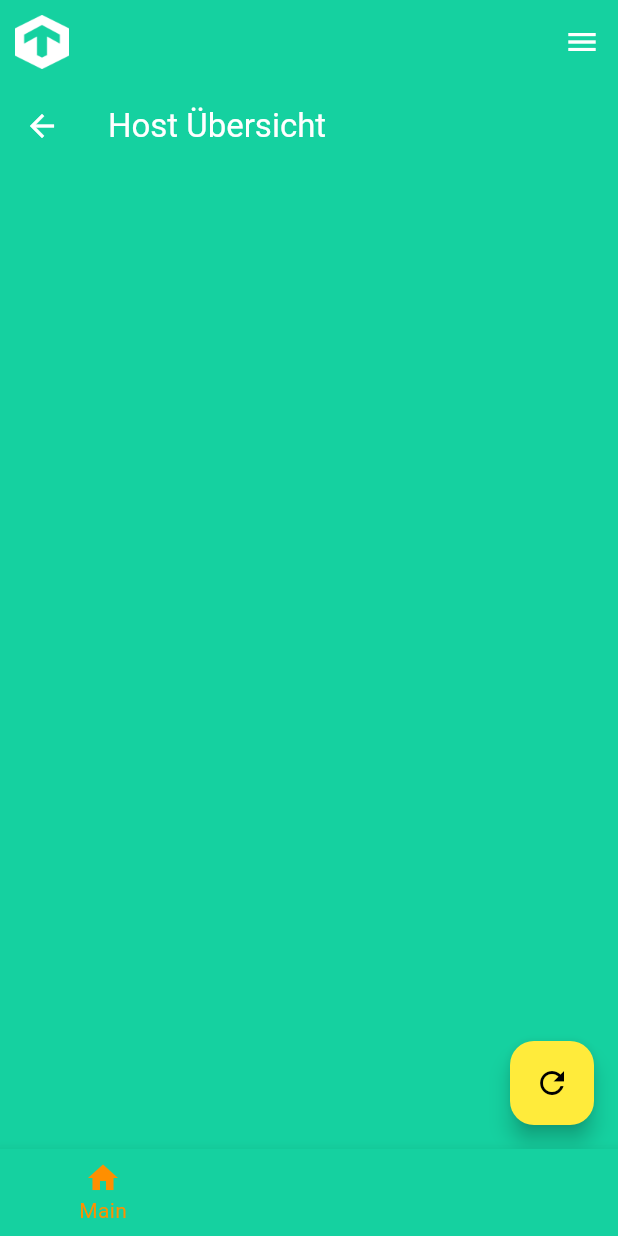
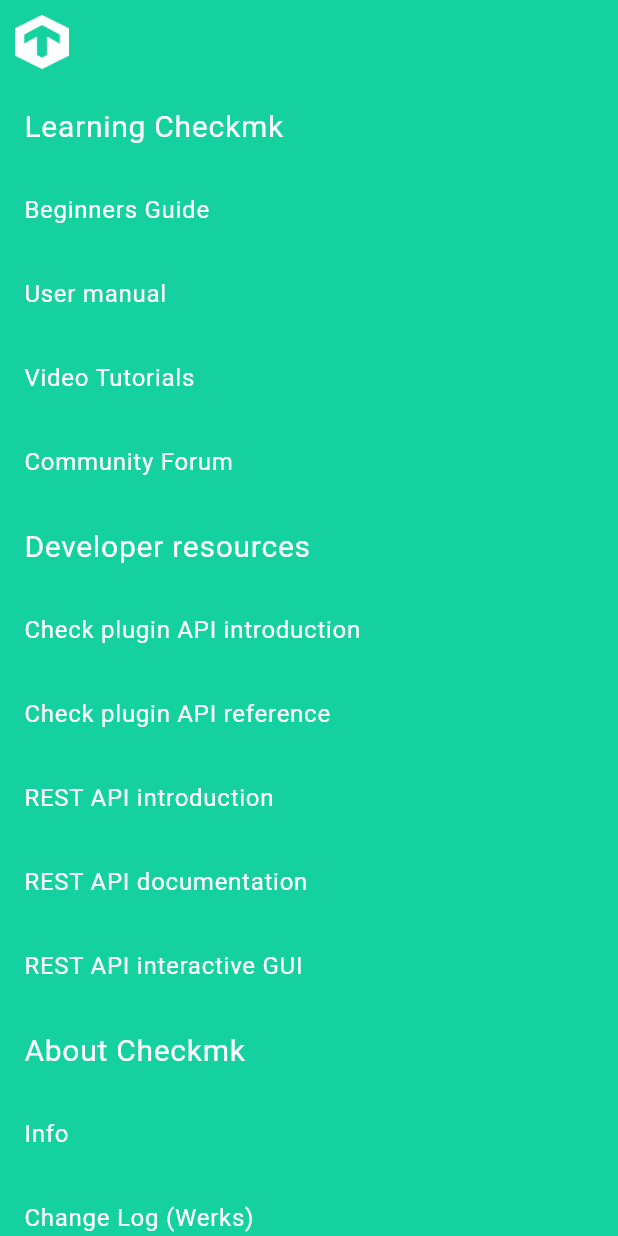
Before and after one commit to PaulaBras/unofficial_checkmk_monitoring, a Flutter app: the MyHomePage screen opened by its route, in the side drawer, after a tap on "Help", on a phone screen of 412 x 824 dp. Run offline on Flutter 3.47's test engine with Material 3 defaults, Android fonts, the light colour scheme and no system bars; our stand-ins replace flutter_secure_storage; accounts and stored records are empty; network calls fail.

Commit message:
added help

```diff
--- a/lib/main.dart
+++ b/lib/main.dart
@@ -1,5 +1,6 @@
 import 'package:flutter/material.dart';
 import 'package:ptp_4_monitoring_app/colors.dart';
+import 'package:ptp_4_monitoring_app/screens/help/help.dart';
 import 'package:ptp_4_monitoring_app/screens/my_home_page.dart';
 import 'package:ptp_4_monitoring_app/screens/user/login_screen.dart';
 import 'package:ptp_4_monitoring_app/screens/user/registration_screen.dart';
@@ -9,6 +10,7 @@
 const String loginScreenId = 'login_screen';
 const String registrationScreenId = 'registration_screen';
 const String homeScreenId = 'home_screen';
+const String helpScreenId = 'help_screen';
 
 void main() {
   runApp(const MyApp());
@@ -39,6 +41,8 @@
         return MaterialPageRoute(builder: (_) => RegistrationScreen());
       case homeScreenId:
         return MaterialPageRoute(builder: (_) => MyHomePage());
+      case helpScreenId:
+        return MaterialPageRoute(builder: (_) => HelpScreen());
       default:
         return null;
     }
--- /dev/null
+++ b/lib/screens/help/help.dart
@@ -0,0 +1,91 @@
+import 'package:flutter/material.dart';
+import 'package:ptp_4_monitoring_app/screens/my_home_page.dart';
+import 'package:ptp_4_monitoring_app/widgets/app_bar_widget.dart';
+
+class HelpScreen extends StatefulWidget {
+  const HelpScreen({super.key});
+
+  @override
+  _HelpScreenState createState() => _HelpScreenState();
+}
+
+class _HelpScreenState extends State<HelpScreen> {
+  @override
+  Widget build(BuildContext context) {
+    final myHomePageLogic = MyHomePageLogic();
+
+    return Scaffold(
+      appBar: AppBarWidget(
+        onTapLogo: () => myHomePageLogic.navigateToMain(),
+      ),
+      body: ListView(
+        children: <Widget>[
+          ListTile(
+              title: Text(
+            'Learning Checkmk',
+            style: TextStyle(fontSize: 20),
+          )),
+          // Headline
+          GestureDetector(
+            onTap: () => Navigator.pushNamed(context, 'beginnersGuideScreenId'),
+            child: ListTile(title: Text('Beginners Guide')),
+          ),
+          GestureDetector(
+            onTap: () => Navigator.pushNamed(context, 'userManualScreenId'),
+            child: ListTile(title: Text('User manual')),
+          ),
+          GestureDetector(
+            onTap: () => Navigator.pushNamed(context, 'videoTutorialsScreenId'),
+            child: ListTile(title: Text('Video Tutorials')),
+          ),
+          GestureDetector(
+            onTap: () => Navigator.pushNamed(context, 'communityForumScreenId'),
+            child: ListTile(title: Text('Community Forum')),
+          ),
+          ListTile(
+              title: Text(
+            'Developer resources',
+            style: TextStyle(fontSize: 20),
+          )),
+          // Headline
+          GestureDetector(
+            onTap: () =>
+                Navigator.pushNamed(context, 'checkPluginApiIntroScreenId'),
+            child: ListTile(title: Text('Check plugin API introduction')),
+          ),
+          GestureDetector(
+            onTap: () =>
+                Navigator.pushNamed(context, 'checkPluginApiRefScreenId'),
+            child: ListTile(title: Text('Check plugin API reference')),
+          ),
+          GestureDetector(
+            onTap: () => Navigator.pushNamed(context, 'restApiIntroScreenId'),
+            child: ListTile(title: Text('REST API introduction')),
+          ),
+          GestureDetector(
+            onTap: () => Navigator.pushNamed(context, 'restApiDocScreenId'),
+            child: ListTile(title: Text('REST API documentation')),
+          ),
+          GestureDetector(
+            onTap: () => Navigator.pushNamed(context, 'restApiGuiScreenId'),
+            child: ListTile(title: Text('REST API interactive GUI')),
+          ),
+          ListTile(
+              title: Text(
+            'About Checkmk',
+            style: TextStyle(fontSize: 20),
+          )),
+          // Headline
+          GestureDetector(
+            onTap: () => Navigator.pushNamed(context, 'infoScreenId'),
+            child: ListTile(title: Text('Info')),
+          ),
+          GestureDetector(
+            onTap: () => Navigator.pushNamed(context, 'changeLogScreenId'),
+            child: ListTile(title: Text('Change Log (Werks)')),
+          ),
+        ],
+      ),
+    );
+  }
+}
--- a/lib/screens/user/login_screen.dart
+++ b/lib/screens/user/login_screen.dart
@@ -25,7 +25,8 @@
       await secureStorage.writeSecureData('username', _username);
       await secureStorage.writeSecureData('password', _password);
       await secureStorage.writeSecureData('site', _site);
-      await secureStorage.writeSecureData('ignoreCertificate', _ignoreCertificate.toString());
+      await secureStorage.writeSecureData(
+          'ignoreCertificate', _ignoreCertificate.toString());
       // Navigate to the welcome screen
       Navigator.pushNamed(context, 'home_screen');
     }
@@ -39,6 +40,7 @@
       ),
       body: Padding(
         padding: const EdgeInsets.all(16.0),
+        child: SingleChildScrollView(
           child: Form(
             key: _formKey,
             child: Column(
@@ -106,6 +108,7 @@
             ),
           ),
         ),
+      ),
     );
   }
 }
--- a/lib/widgets/app_bar_widget.dart
+++ b/lib/widgets/app_bar_widget.dart
@@ -16,7 +16,11 @@
     return AppBar(
       backgroundColor: Theme.of(context).colorScheme.inversePrimary,
       leading: GestureDetector(
-        onTap: onTapLogo,
+        onTap: () {
+          onTapLogo();
+          Navigator.pushNamed(
+              context, 'home_screen'); // Navigate to the main screen
+        },
         child: Container(
           margin: const EdgeInsets.all(10.0),
           child: Image.asset(
--- a/lib/widgets/settings_drawer.dart
+++ b/lib/widgets/settings_drawer.dart
@@ -19,7 +19,7 @@
             onTap: () {
               // Update the state of the app
               // Then close the drawer
-              Navigator.pop(context);
+              Navigator.pushNamed(context, 'help_screen');
             },
           ),
           ListTile(
```
Lines whose indentation alone changed are shown as unchanged.
